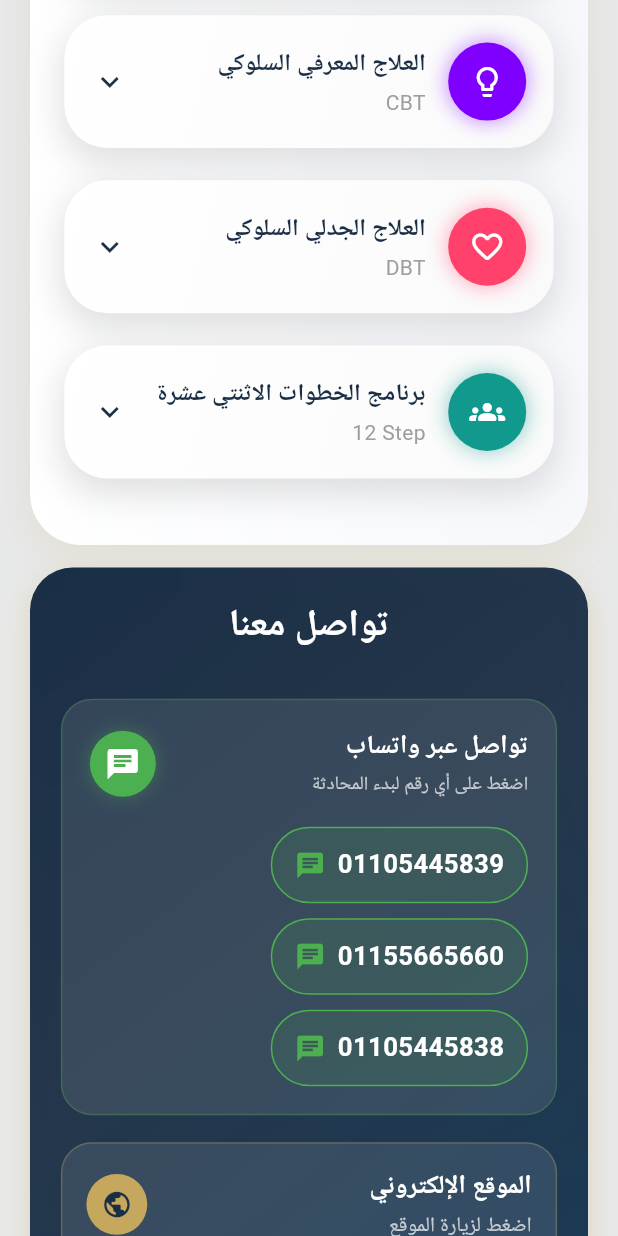
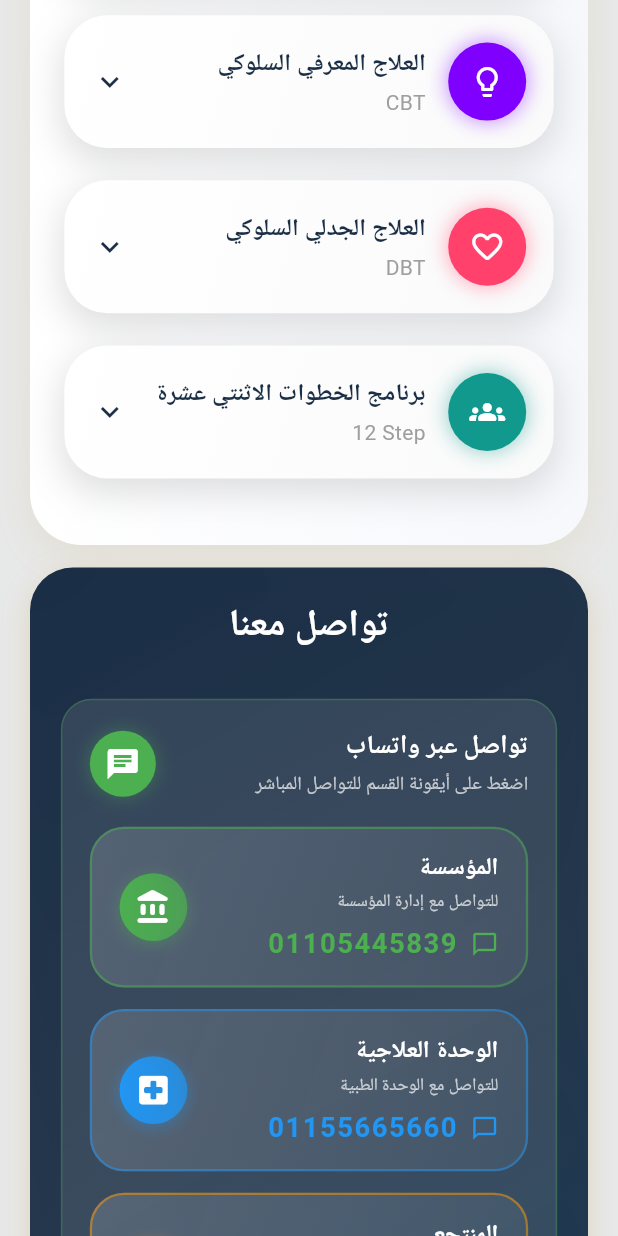
Before and after one commit to minaamir1442003/forsan-elatafe, a Flutter app: the HomePage screen opened directly, scrolled down 1152 dp, on a phone screen of 412 x 824 dp. Run offline on Flutter 3.47's test engine with Material 3 defaults, Android fonts, the phone set to English and light mode, and no system bars; our stand-ins replace dio, flutter_bloc, flutter_screenutil, font_awesome_flutter, shared_preferences, youtube_player_flutter; missing offline and left inert: flutter_phone_direct_caller; accounts and stored records are empty; Roboto replaces fonts that are missing (Cairo).

Commit message:
update the numper in home and felteration profile

```diff
--- a/lib/features/MedicalUnit/screen/MedicalUnitPage.dart
+++ b/lib/features/MedicalUnit/screen/MedicalUnitPage.dart
@@ -1,4 +1,5 @@
 import 'package:flutter/material.dart';
+import 'package:flutter_screenutil/flutter_screenutil.dart';
 import 'package:forsan_eltafe/core/appcolors.dart';
 import 'package:forsan_eltafe/features/MedicalUnit/widget/Aboutmedical.dart';
 import 'package:forsan_eltafe/features/MedicalUnit/widget/Medical_cards.dart';
@@ -69,7 +70,7 @@ class _MedicalUnitPageState extends State<MedicalUnitPage>
                   TaskTimelineWidget(),
                   SizedBox(height: 20),
                   VisionSection(),
-                  SizedBox(height: 110),
+                SizedBox(height: 60.h),
                 ],
               ),
             ),
--- a/lib/features/Profile/widget/record_card.dart
+++ b/lib/features/Profile/widget/record_card.dart
@@ -22,6 +22,21 @@ class RecordCard extends StatelessWidget {
         formattedDate = record['date'].toString();
       }
     }
+
+    // ✅ فلترة الحقول الفاضية فقط
+    final filteredData = Map.fromEntries(
+      data.entries.where((entry) {
+        final value = entry.value;
+
+        // تجاهل الحقول الفاضية
+        if (value == null) return false;
+        if (value is List && value.isEmpty) return false;
+        if (value is String && value.trim().isEmpty) return false;
+        if (value is Map && value.isEmpty) return false;
+
+        return true;
+      })
+    );
 
     return Container(
       margin: const EdgeInsets.symmetric(horizontal: 20, vertical: 12),
@@ -103,12 +118,26 @@ class RecordCard extends StatelessWidget {
           children: [
             const Divider(height: 1, thickness: 1),
             const SizedBox(height: 20),
-            ...data.entries.map((entry) {
-              final key = entry.key;
-              final value = entry.value;
-              if (value == null || value.toString().isEmpty) return const SizedBox();
-              return _buildInfoRow(key, value);
-            }).toList(),
+            // ✅ استخدام data المفلترة بدل الأصلية
+            if (filteredData.isEmpty)
+              Padding(
+                padding: const EdgeInsets.all(20),
+                child: Center(
+                  child: Text(
+                    'لا توجد بيانات إضافية',
+                    style: TextStyle(
+                      fontSize: 16,
+                      color: Appcolors.textLight,
+                    ),
+                  ),
+                ),
+              )
+            else
+              ...filteredData.entries.map((entry) {
+                final key = entry.key;
+                final value = entry.value;
+                return _buildInfoRow(key, value);
+              }).toList(),
             if (record['images'] != null && record['images'].isNotEmpty) ...[
               const SizedBox(height: 20),
               Container(
@@ -262,6 +291,12 @@ class RecordCard extends StatelessWidget {
       'familySupport': '👨‍👩‍👧‍👦 الدعم الأسري',
       'environmentalStress': '🌍 الضغوط البيئية',
       'generalImpression': '💭 الانطباع العام',
+      'sessionType': '📋 نوع الجلسة',
+      'statusBehavior': '🎭 السلوك',
+      'eventsRisks': '⚠️ الأحداث/المخاطر',
+      'action': '⚡ الإجراء',
+      'goal': '🎯 الهدف',
+      'tracking': '📊 المتابعة',
     };
     return translations[key] ?? key;
   }
--- a/lib/features/Resort/screen/ResortPage.dart
+++ b/lib/features/Resort/screen/ResortPage.dart
@@ -82,7 +82,7 @@ class _ResortPageState extends State<ResortPage>
                   const TaskTimelineWidget(),
                   SizedBox(height: 20,),
                   ResortVisionSection(),
-                  SizedBox(height: 110),
+                SizedBox(height: 60.h),
                 ],
               ),
             ),
--- a/lib/features/home/screen/home.dart
+++ b/lib/features/home/screen/home.dart
@@ -1,4 +1,5 @@
 import 'package:flutter/material.dart';
+import 'package:flutter_screenutil/flutter_screenutil.dart';
 import 'package:forsan_eltafe/core/AnimatedEgyptFlag%20.dart';
 import 'package:forsan_eltafe/core/appcolors.dart';
 import 'package:forsan_eltafe/features/home/widget/Conectus.dart';
@@ -56,7 +57,7 @@ class _HomePageState extends State<HomePage> {
                 TherapeuticPrograms(),
                 SizedBox(height: 15),
                 Conectus(),
-                SizedBox(height: 110),
+                SizedBox(height: 60.h),
               ],
             ),
           ),
--- a/lib/features/home/widget/Conectus.dart
+++ b/lib/features/home/widget/Conectus.dart
@@ -29,10 +29,8 @@ class Conectus extends StatelessWidget {
           ),
         ],
       ),
-
       child: Padding(
         padding: EdgeInsets.all(18.w),
-
         child: Column(
           crossAxisAlignment: CrossAxisAlignment.end,
           children: [
@@ -47,68 +45,50 @@ class Conectus extends StatelessWidget {
                 ),
               ),
             ),
-
             SizedBox(height: 25.h),
 
             /// WHATSAPP CARD
             Container(
               padding: EdgeInsets.all(16.w),
-
               decoration: BoxDecoration(
                 color: Colors.white.withOpacity(.1),
-
                 borderRadius: BorderRadius.circular(18.r),
-
                 border: Border.all(color: Colors.green.withOpacity(.3)),
               ),
-
               child: Column(
                 crossAxisAlignment: CrossAxisAlignment.end,
-
                 children: [
                   Row(
                     children: [
                       Container(
                         padding: EdgeInsets.all(10),
-
                         decoration: BoxDecoration(
                           color: Colors.green,
                           shape: BoxShape.circle,
-
                           boxShadow: [
                             BoxShadow(
                               color: Colors.green.withOpacity(.4),
-
                               blurRadius: 10,
                             ),
                           ],
                         ),
-
                         child: Icon(Icons.chat, color: Colors.white),
                       ),
-
-                      Spacer(),
-
+                      const Spacer(),
                       Column(
                         crossAxisAlignment: CrossAxisAlignment.end,
-
                         children: [
                           Text(
                             "تواصل عبر واتساب",
-
                             style: TextStyle(
                               color: Colors.white,
                               fontWeight: FontWeight.bold,
-
                               fontSize: 15.sp,
                             ),
                           ),
-
                           SizedBox(height: 4),
-
                           Text(
-                            "اضغط على أي رقم لبدء المحادثة",
-
+                            "اضغط على أيقونة القسم للتواصل المباشر",
                             style: TextStyle(
                               color: Colors.white70,
                               fontSize: 11.sp,
@@ -118,21 +98,37 @@ class Conectus extends StatelessWidget {
                       ),
                     ],
                   ),
-
                   SizedBox(height: 18),
 
-                  Wrap(
-                    spacing: 10,
-                    runSpacing: 10,
-
-                    alignment: WrapAlignment.end,
-
+                  /// الأقسام الثلاثة بتصميم محسن
+                  Column(
                     children: [
-                      _phoneChip("01105445839", "201105445839"),
-
-                      _phoneChip("01155665660", "201155665660"),
-
-                      _phoneChip("01105445838", "201105445838"),
+                      _contactCard(
+                        icon: Icons.account_balance_rounded,
+                        title: "المؤسسة",
+                        subtitle: "للتواصل مع إدارة المؤسسة",
+                        phone: "01105445839",
+                        internationalPhone: "201105445839",
+                        color: const Color(0xFF4CAF50),
+                      ),
+                      SizedBox(height: 12.h),
+                      _contactCard(
+                        icon: Icons.local_hospital_rounded,
+                        title: "الوحدة العلاجية",
+                        subtitle: "للتواصل مع الوحدة الطبية",
+                        phone: "01155665660",
+                        internationalPhone: "201155665660",
+                        color: const Color(0xFF2196F3),
+                      ),
+                      SizedBox(height: 12.h),
+                      _contactCard(
+                        icon: Icons.spa,
+                        title: "المنتجع",
+                        subtitle: "للتواصل مع خدمة العملاء",
+                        phone: "01105445838",
+                        internationalPhone: "201105445838",
+                        color: const Color(0xFFFF9800),
+                      ),
                     ],
                   ),
                 ],
@@ -143,62 +139,45 @@ class Conectus extends StatelessWidget {
 
             /// WEBSITE CARD
             GestureDetector(
-              onTap: () =>
-                  _launchWebsite("https://recovery-knights.vercel.app/"),
-
+              onTap: () => _launchWebsite("https://recovery-knights.vercel.app/"),
               child: Container(
                 padding: EdgeInsets.all(16),
-
                 decoration: BoxDecoration(
                   color: Colors.white.withOpacity(.1),
-
                   borderRadius: BorderRadius.circular(18.r),
-
                   border: Border.all(
                     color: Appcolors.accentColor.withOpacity(.3),
                   ),
                 ),
-
                 child: Row(
                   children: [
                     Container(
                       padding: EdgeInsets.all(10),
-
                       decoration: BoxDecoration(
                         color: Appcolors.accentColor,
-
                         shape: BoxShape.circle,
                       ),
-
                       child: Icon(
                         Icons.public,
                         color: Appcolors.bluecolor,
                         size: 18.sp,
                       ),
                     ),
-
-                    Spacer(),
-
+                    const Spacer(),
                     Column(
                       crossAxisAlignment: CrossAxisAlignment.end,
-
                       children: [
                         Text(
                           "الموقع الإلكتروني",
-
                           style: TextStyle(
                             color: Colors.white,
-
                             fontWeight: FontWeight.bold,
                             fontSize: 15.sp,
                           ),
                         ),
-
                         SizedBox(height: 4),
-
                         Text(
                           "اضغط لزيارة الموقع",
-
                           style: TextStyle(
                             color: Colors.white70,
                             fontSize: 12.sp,
@@ -216,37 +195,104 @@ class Conectus extends StatelessWidget {
     );
   }
 
-  Widget _phoneChip(String phone, String internationalPhone) {
+  /// 🔥 كارد كل قسم بشكل منفصل وجذاب
+  Widget _contactCard({
+    required IconData icon,
+    required String title,
+    required String subtitle,
+    required String phone,
+    required String internationalPhone,
+    required Color color,
+  }) {
     return InkWell(
       onTap: () => _openWhatsApp(internationalPhone),
+      borderRadius: BorderRadius.circular(20.r),
+      child: Container(
+        padding: EdgeInsets.symmetric(horizontal: 16.w, vertical: 12.h),
+        decoration: BoxDecoration(
+          gradient: LinearGradient(
+            begin: Alignment.topLeft,
+            end: Alignment.bottomRight,
+            colors: [
+              Colors.white.withOpacity(0.15),
+              Colors.white.withOpacity(0.05),
+            ],
+          ),
+          borderRadius: BorderRadius.circular(20.r),
+          border: Border.all(
+            color: color.withOpacity(0.5),
+            width: 1.5,
+          ),
+        ),
+        child: Row(
+          children: [
+            // أيقونة القسم
+            Container(
+              padding: EdgeInsets.all(10),
+              decoration: BoxDecoration(
+                gradient: LinearGradient(
+                  colors: [color, color.withOpacity(0.7)],
+                ),
+                shape: BoxShape.circle,
+                boxShadow: [
+                  BoxShadow(
+                    color: color.withOpacity(0.4),
+                    blurRadius: 8,
+                    offset: const Offset(0, 2),
+                  ),
+                ],
+              ),
+              child: Icon(
+                icon,
+                color: Colors.white,
+                size: 22.sp,
+              ),
+            ),
+            SizedBox(width: 12.w),
 
-      borderRadius: BorderRadius.circular(30),
-
-      child: Container(
-        padding: EdgeInsets.symmetric(horizontal: 15, vertical: 12),
-
-        decoration: BoxDecoration(
-          color: Colors.green.withOpacity(.15),
-
-          borderRadius: BorderRadius.circular(30),
-
-          border: Border.all(color: Colors.green),
+            // الرقم ومعلوماته
+            Expanded(
+              child: Column(
+                crossAxisAlignment: CrossAxisAlignment.end,
+                children: [
+                  Text(
+                    title,
+                    style: TextStyle(
+                      color: Colors.white,
+                      fontWeight: FontWeight.bold,
+                      fontSize: 14.sp,
                     ),
-
-        child: Row(
-          mainAxisSize: MainAxisSize.min,
-
+                  ),
+                  SizedBox(height: 2.h),
+                  Text(
+                    subtitle,
+                    style: TextStyle(
+                      color: Colors.white70,
+                      fontSize: 10.sp,
+                    ),
+                  ),
+                  SizedBox(height: 6.h),
+                  Row(
+                    mainAxisAlignment: MainAxisAlignment.end,
                     children: [
-            Icon(Icons.chat, color: Colors.green, size: 18.sp),
-
-            SizedBox(width: 8),
-
                       Text(
                         phone,
                         style: TextStyle(
-                color: Colors.white,
+                          color: color,
                           fontWeight: FontWeight.bold,
-                fontSize: 15.sp,
+                          fontSize: 16.sp,
+                          letterSpacing: 1,
+                        ),
+                      ),
+                      SizedBox(width: 8.w),
+                      Icon(
+                        Icons.chat_bubble_outline,
+                        color: color,
+                        size: 16.sp,
+                      ),
+                    ],
+                  ),
+                ],
               ),
             ),
           ],
@@ -257,13 +303,11 @@ class Conectus extends StatelessWidget {
 
   Future<void> _openWhatsApp(String phone) async {
     final Uri uri = Uri.parse("https://wa.me/$phone");
-
     await launchUrl(uri, mode: LaunchMode.externalApplication);
   }
 
   Future<void> _launchWebsite(String url) async {
     final Uri uri = Uri.parse(url);
-
     await launchUrl(uri, mode: LaunchMode.externalApplication);
   }
 }
```
Lines whose indentation alone changed are shown as unchanged.
